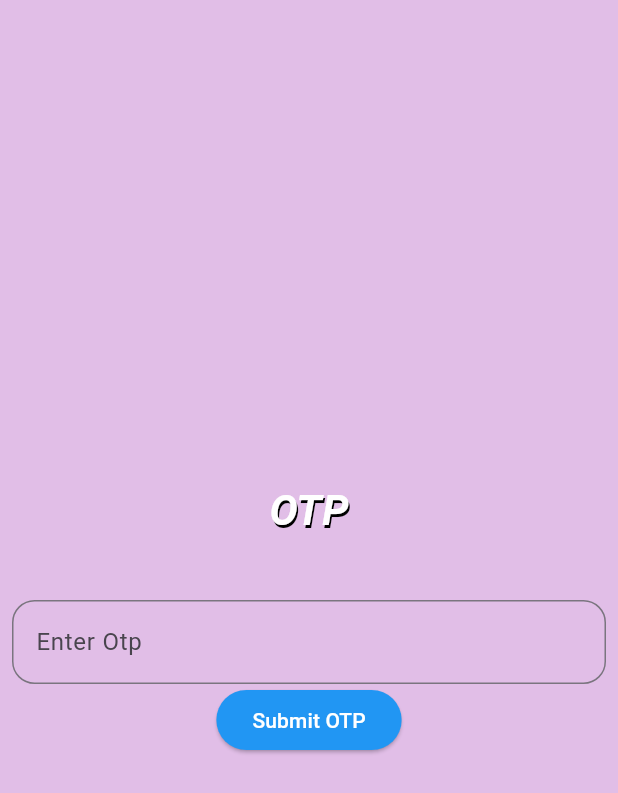
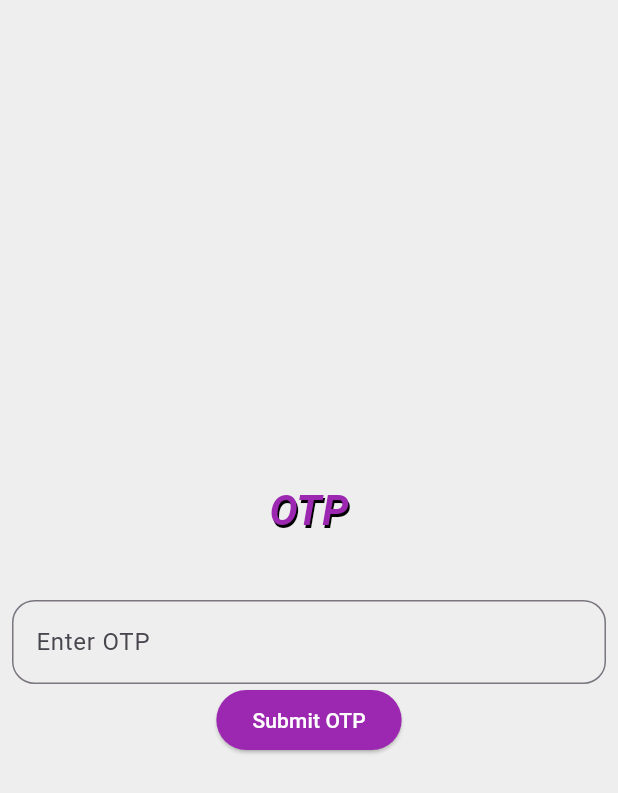
Before and after one commit to THESHIVAM007/e_commerce_app, a Flutter app: the OtpScreen screen opened directly, on a phone screen of 412 x 824 dp. Shown: the top 793 px of the screen. Run offline on Flutter 3.47's test engine with Material 3 defaults, Android fonts, the phone set to English and light mode, and no system bars; our stand-ins replace cloud_firestore, firebase_auth, firebase_core; accounts and stored records are empty.

Commit message:
ui-update

```diff
--- a/lib/screen/cartscreen.dart
+++ b/lib/screen/cartscreen.dart
@@ -11,7 +11,9 @@ class _CartScreenState extends State<CartScreen> {
   @override
   Widget build(BuildContext context) {
     return Scaffold(
-      appBar: AppBar(title: const Text("My Cart"),),
+      appBar: AppBar(
+        title: const Text("My Cart"),
+      ),
     );
   }
 }
--- a/lib/screen/homepage.dart
+++ b/lib/screen/homepage.dart
@@ -142,7 +142,7 @@ class _HomePageState extends State<HomePage> {
                                 backgroundColor: Colors.purple,
                               ),
                               onPressed: () {
-                               addToCart(products[index]);
+                              addToCart(products[index]);
                               },
                               child: const Text(
                                 'Add to Cart',
--- a/lib/screen/otpscreen.dart
+++ b/lib/screen/otpscreen.dart
@@ -9,13 +9,12 @@ class OtpScreen extends StatefulWidget {
 }
 
 class _OtpScreenState extends State<OtpScreen> {
-    TextEditingController otpController = TextEditingController();
+  TextEditingController otpController = TextEditingController();
 
   @override
   Widget build(BuildContext context) {
     return Scaffold(
-      backgroundColor: Colors.purple.shade100,
-
+      backgroundColor: Colors.grey.shade200,
       body: Center(
         child: Padding(
           padding: const EdgeInsets.all(8.0),
@@ -25,8 +24,13 @@ class _OtpScreenState extends State<OtpScreen> {
               const Text(
                 'OTP',
                 style: TextStyle(
-                  shadows: [Shadow(color: Colors.black,offset: Offset(1, 2),),],
-                  color: Colors.white,
+                  shadows: [
+                    Shadow(
+                      color: Colors.black,
+                      offset: Offset(1, 2),
+                    ),
+                  ],
+                  color: Colors.purple,
                   fontSize: 28,
                   fontStyle: FontStyle.italic,
                   fontWeight: FontWeight.bold,
@@ -39,17 +43,18 @@ class _OtpScreenState extends State<OtpScreen> {
                 keyboardType: TextInputType.number,
                 controller: otpController,
                 decoration: const InputDecoration(
-                    border: OutlineInputBorder(
-                      borderRadius: BorderRadius.all(
-                        Radius.circular(15),
-                      ),
+                  border: OutlineInputBorder(
+                    borderRadius: BorderRadius.all(
+                      Radius.circular(15),
                     ),
-                    labelText: "Enter Otp"),
+                  ),
+                  labelText: "Enter OTP",
+                ),
               ),
               ElevatedButton(
-                style: const ButtonStyle(
-                    backgroundColor: MaterialStatePropertyAll(Colors.blue),
-                    foregroundColor: MaterialStatePropertyAll(Colors.white)),
+                style: ElevatedButton.styleFrom(
+                  foregroundColor: Colors.white, backgroundColor: Colors.purple,
+                ),
                 onPressed: () {
                   AuthRepo.submitOtp(context, otpController.text);
                 },
```
Also changed, not shown: lib/screen/loginscreen.dart (+9 -10 lines).
